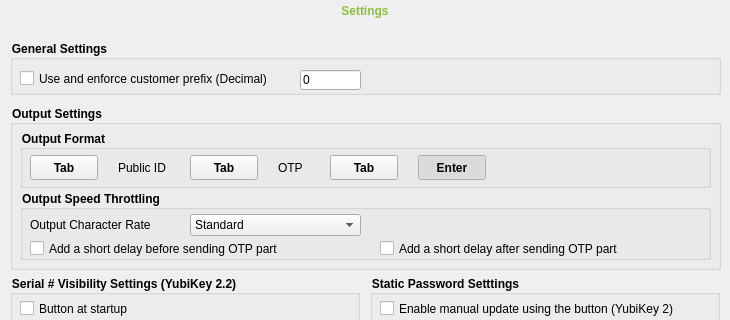
Yubico/yubikey-personalization-gui, file src/ui/settingpage.ui: the form before one commit; both pictures show x 0 to 730 and y 0 to 320 of the 730 by 650 pixel window.
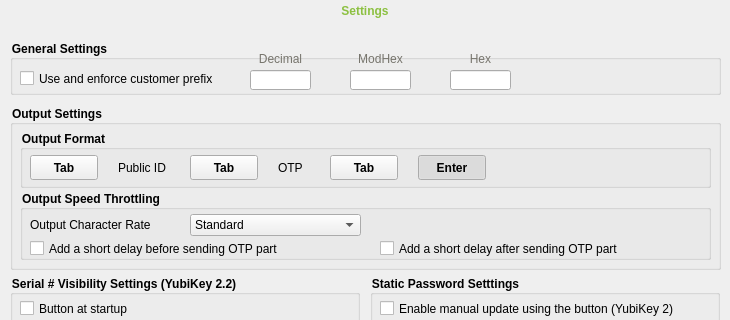
The form after the commit. Icons and pictures are not drawn.

Commit message: allow customer prefix to be entered in hex or modhex as well

The edit to the form file:
```diff
--- a/src/ui/settingpage.ui
+++ b/src/ui/settingpage.ui
@@ -94,7 +94,7 @@
       <rect>
        <x>10</x>
        <y>30</y>
-       <width>271</width>
+       <width>231</width>
        <height>17</height>
       </rect>
      </property>
@@ -102,7 +102,7 @@
       <string notr="true">font-weight: normal;</string>
      </property>
      <property name="text">
-      <string>Use and enforce customer prefix (Decimal)</string>
+      <string>Use and enforce customer prefix</string>
      </property>
     </widget>
     <widget class="QLineEdit" name="custPrefixTxt">
@@ -111,7 +111,7 @@
      </property>
      <property name="geometry">
       <rect>
-       <x>290</x>
+       <x>240</x>
        <y>30</y>
        <width>61</width>
        <height>20</height>
@@ -124,7 +124,7 @@
       <string>00000; </string>
      </property>
      <property name="text">
-      <string>0</string>
+      <string/>
      </property>
      <property name="maxLength">
       <number>5</number>
@@ -133,6 +133,122 @@
       <number>5</number>
      </property>
     </widget>
+    <widget class="QLabel" name="custPrefixDecLabel">
+     <property name="geometry">
+      <rect>
+       <x>240</x>
+       <y>10</y>
+       <width>61</width>
+       <height>18</height>
+      </rect>
+     </property>
+     <property name="styleSheet">
+      <string notr="true">font-weight: normal;
+       color: rgb(118, 116, 108);</string>
+     </property>
+     <property name="text">
+      <string>Decimal</string>
+     </property>
+     <property name="alignment">
+      <set>Qt::AlignCenter</set>
+     </property>
+    </widget>
+    <widget class="QLabel" name="custPrefixModhexLabel">
+     <property name="geometry">
+      <rect>
+       <x>340</x>
+       <y>10</y>
+       <width>61</width>
+       <height>18</height>
+      </rect>
+     </property>
+     <property name="styleSheet">
+      <string notr="true">font-weight: normal;
+       color: rgb(118, 116, 108);</string>
+     </property>
+     <property name="text">
+      <string>ModHex</string>
+     </property>
+     <property name="alignment">
+      <set>Qt::AlignCenter</set>
+     </property>
+    </widget>
+    <widget class="QLineEdit" name="custPrefixModhexTxt">
+     <property name="enabled">
+      <bool>true</bool>
+     </property>
+     <property name="geometry">
+      <rect>
+       <x>340</x>
+       <y>30</y>
+       <width>61</width>
+       <height>20</height>
+      </rect>
+     </property>
+     <property name="styleSheet">
+      <string notr="true">font-weight: normal;</string>
+     </property>
+     <property name="inputMask">
+      <string/>
+     </property>
+     <property name="text">
+      <string/>
+     </property>
+     <property name="maxLength">
+      <number>32767</number>
+     </property>
+     <property name="cursorPosition">
+      <number>0</number>
+     </property>
+    </widget>
+    <widget class="QLabel" name="custPrefixHexLabel">
+     <property name="geometry">
+      <rect>
+       <x>440</x>
+       <y>10</y>
+       <width>61</width>
+       <height>18</height>
+      </rect>
+     </property>
+     <property name="styleSheet">
+      <string notr="true">font-weight: normal;
+       color: rgb(118, 116, 108);</string>
+     </property>
+     <property name="text">
+      <string>Hex</string>
+     </property>
+     <property name="alignment">
+      <set>Qt::AlignCenter</set>
+     </property>
+    </widget>
+    <widget class="QLineEdit" name="custPrefixHexTxt">
+     <property name="enabled">
+      <bool>true</bool>
+     </property>
+     <property name="geometry">
+      <rect>
+       <x>440</x>
+       <y>30</y>
+       <width>61</width>
+       <height>20</height>
+      </rect>
+     </property>
+     <property name="styleSheet">
+      <string notr="true">font-weight: normal;</string>
+     </property>
+     <property name="inputMask">
+      <string>hhhh; </string>
+     </property>
+     <property name="text">
+      <string/>
+     </property>
+     <property name="maxLength">
+      <number>4</number>
+     </property>
+     <property name="cursorPosition">
+      <number>4</number>
+     </property>
+    </widget>
    </widget>
    <widget class="QGroupBox" name="loggingBox">
     <property name="geometry">
```
Left out of the diff: 6 changed lines with no effect on the pictures. The commit also changes 2 other files.
